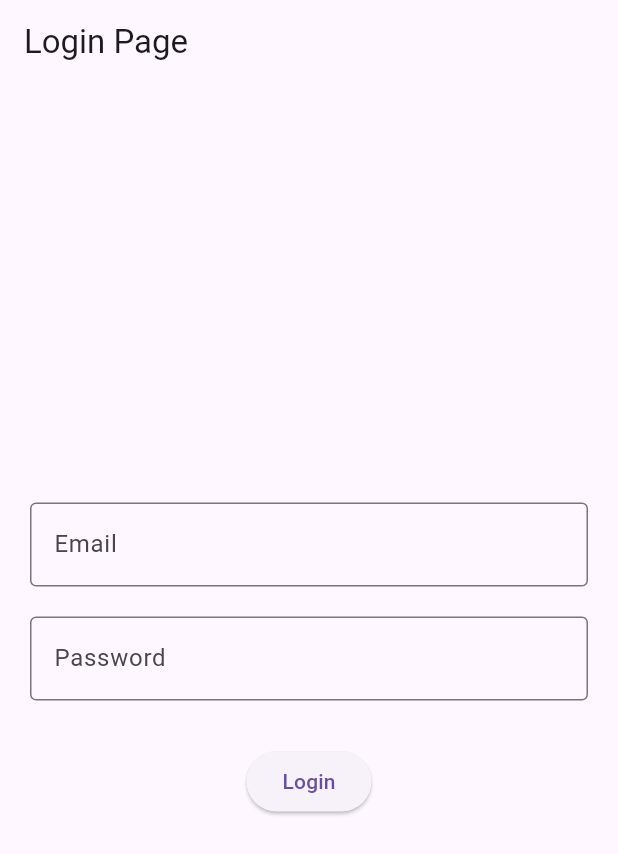
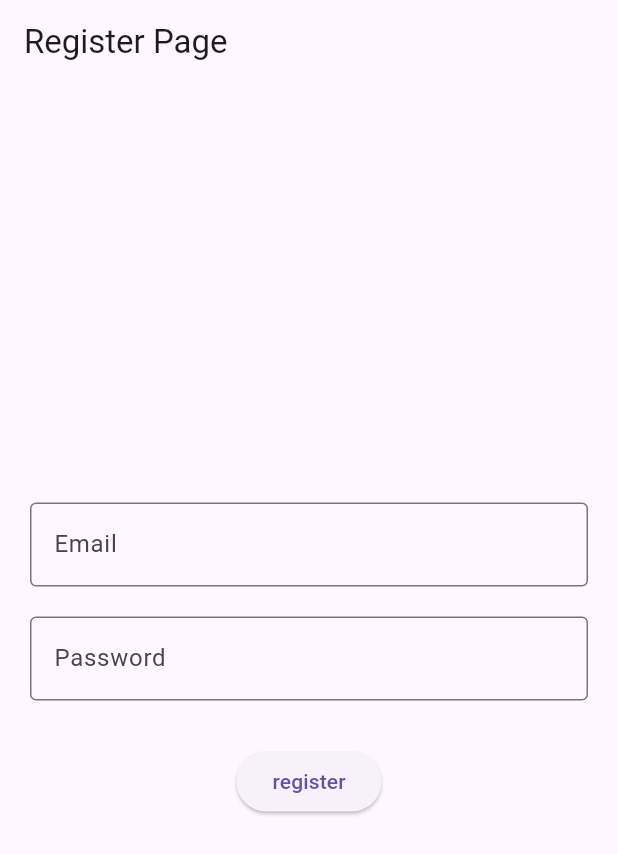
Before and after one commit to shihadh/Collab-Practice, a Flutter app: the screen it shows after launch, on a phone screen of 412 x 824 dp. Shown: the top 854 px of the screen. Run offline on Flutter 3.47's test engine with Material 3 defaults, Android fonts, the phone set to English and light mode, and no system bars.

Commit message:
feature/register

```diff
--- a/lib/main.dart
+++ b/lib/main.dart
@@ -1,4 +1,4 @@
-import 'package:auth_app/views/login_page/login_page.dart';
+import 'package:auth_app/views/register/register_page.dart';
 import 'package:flutter/material.dart';
 
 void main(){
@@ -10,7 +10,7 @@ class MyApp extends StatelessWidget {
   @override
   Widget build(BuildContext context) {
     return MaterialApp(
-      home: LoginPage(),
+      home: RegisterPage(),
 
     );
   }
--- /dev/null
+++ b/lib/views/register/register_page.dart
@@ -0,0 +1,68 @@
+
+
+import 'package:auth_app/views/login_page/login_page.dart';
+import 'package:flutter/material.dart';
+
+class RegisterPage extends StatefulWidget {
+  const RegisterPage({super.key});
+
+  @override
+  State<RegisterPage> createState() => _RegisterPageState();
+}
+
+class _RegisterPageState extends State<RegisterPage> {
+  final TextEditingController emailController = TextEditingController();
+  final TextEditingController passwordController = TextEditingController();
+
+  void login() {
+    String email = emailController.text.trim();
+    String password = passwordController.text.trim();
+
+    if (email.isEmpty || password.isEmpty) {
+      ScaffoldMessenger.of(context).showSnackBar(
+        const SnackBar(content: Text("Please enter email and password")),
+      );
+    } else {
+      ScaffoldMessenger.of(context).showSnackBar(
+        SnackBar(content: Text("registered in as $email")),
+      );
+      Navigator.pushReplacement(context, MaterialPageRoute(builder: (context) => LoginPage(),));
+    }
+  }
+
+  @override
+  Widget build(BuildContext context) {
+    return Scaffold(
+      appBar: AppBar(title: const Text("Register Page")),
+      body: Padding(
+        padding: const EdgeInsets.all(20.0),
+        child: Column(
+          mainAxisAlignment: MainAxisAlignment.center,
+          children: [
+            TextField(
+              controller: emailController,
+              decoration: const InputDecoration(
+                labelText: "Email",
+                border: OutlineInputBorder(),
+              ),
+            ),
+            const SizedBox(height: 20),
+            TextField(
+              controller: passwordController,
+              obscureText: true,
+              decoration: const InputDecoration(
+                labelText: "Password",
+                border: OutlineInputBorder(),
+              ),
+            ),
+            const SizedBox(height: 30),
+            ElevatedButton(
+              onPressed: login,
+              child: const Text("register"),
+            ),
+          ],
+        ),
+      ),
+    );
+  }
+}
```
